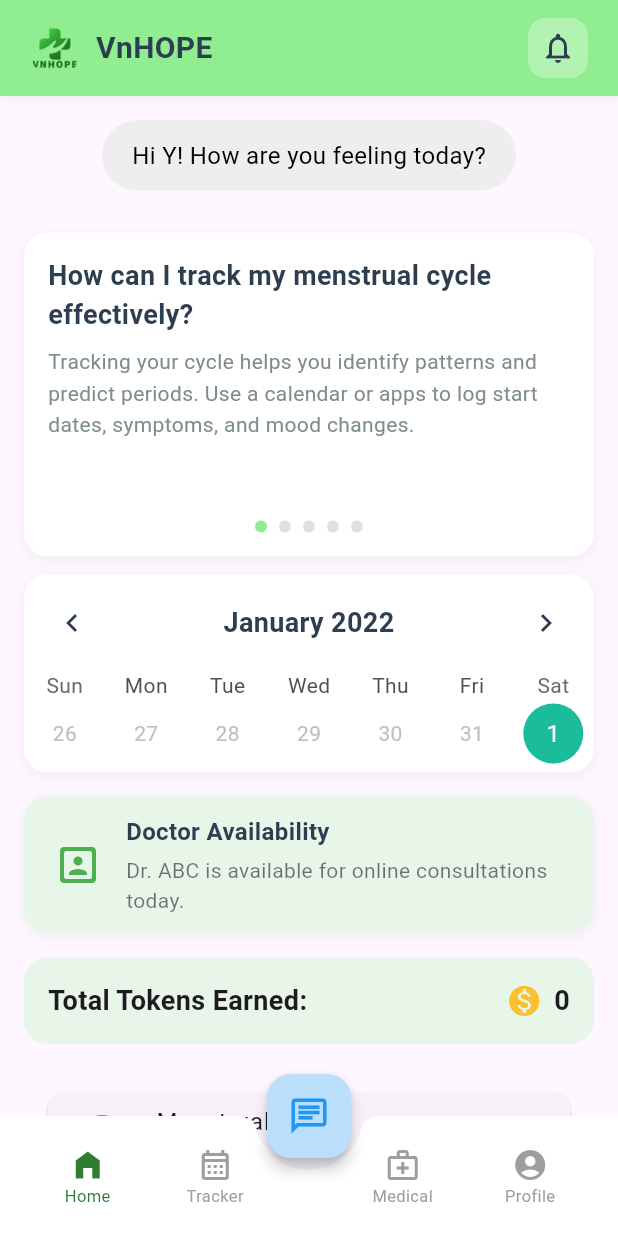
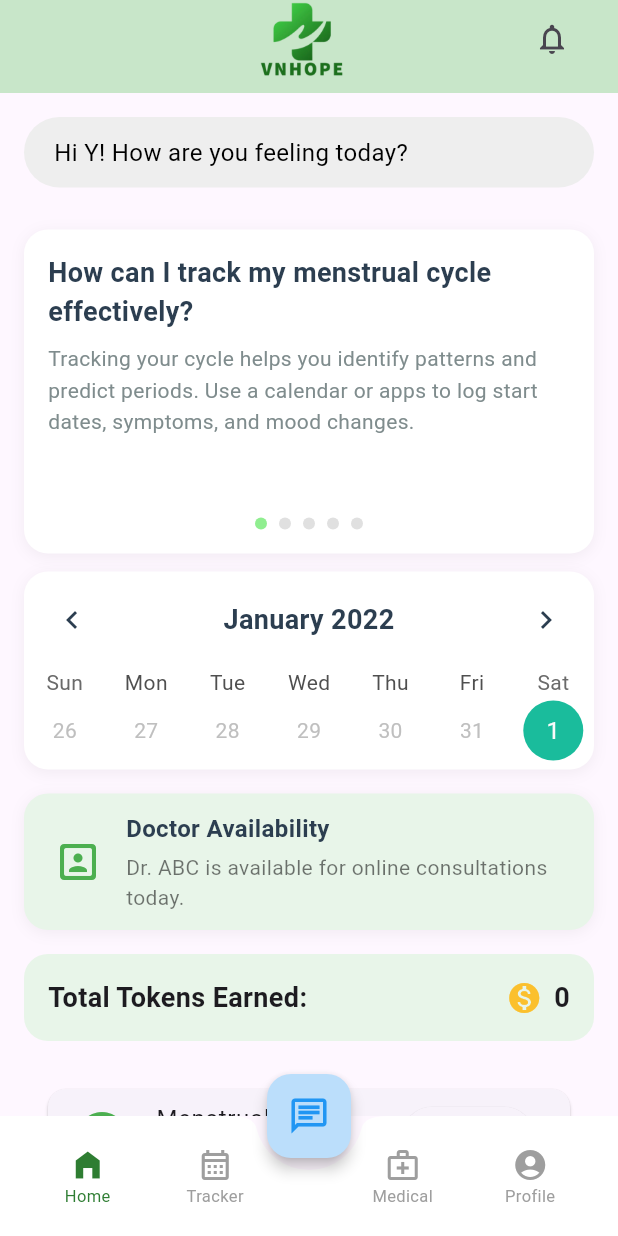
Before and after one commit to VoMinhKhoii/flutter_application_1, a Flutter app: the HomePage screen opened directly, on a phone screen of 412 x 824 dp. Run offline on Flutter 3.47's test engine with Material 3 defaults, Android fonts, the phone set to English and light mode, and no system bars; drawn by our look-alikes of smooth_page_indicator, table_calendar; our stand-ins replace dash_chat_2, shared_preferences, video_player; missing offline and left inert: chat_gpt_sdk; accounts and stored records are empty.

Commit message:
final refine

```diff
--- a/lib/screens/HomePage.dart
+++ b/lib/screens/HomePage.dart
@@ -6,8 +6,6 @@ import 'package:table_calendar/table_calendar.dart';
 import 'EducationalContentBox.dart';
 import 'RewardModule.dart';
 import 'EducationalModule.dart';
-
-
 
 class HomePage extends StatefulWidget {
   const HomePage({Key? key}) : super(key: key);
@@ -19,7 +17,6 @@ class HomePage extends StatefulWidget {
 class _HomePageState extends State<HomePage> {
   int _selectedIndex = 0;
 
-
   void _onItemTapped(int index) {
     setState(() {
       _selectedIndex = index;
@@ -28,10 +25,6 @@ class _HomePageState extends State<HomePage> {
     // Navigate based on index
     switch(index) {
       case 0: // Home
-        // Navigator.push(
-        //   context,
-        //   MaterialPageRoute(builder: (context) => HomePage()),
-        // );
         break;
       case 1: // Tracker
         Navigator.push(
@@ -46,68 +39,60 @@ class _HomePageState extends State<HomePage> {
         );
         break;
       case 3: // Profile
+        // Uncomment and implement ProfilePage when ready
         // Navigator.push(
         //   context,
         //   MaterialPageRoute(builder: (context) => ProfilePage()),
         // );
-        // break;
+        break;
     }
   }
 
   @override
   Widget build(BuildContext context) {
     return Scaffold(
-      body: SafeArea(
-        child: Column(
+      body: Column(
         children: [
           // App Bar
           Container(
-              padding: EdgeInsets.symmetric(horizontal: 20, vertical: 12),
+            padding: EdgeInsets.only(
+              top: MediaQuery.of(context).padding.top,
+              bottom: 0,
+              left: 20,
+              right: 20,
+            ),
             decoration: BoxDecoration(
-                color: Color(0xFF90EE90),
-                boxShadow: [
-                  BoxShadow(
-                    color: Colors.black.withOpacity(0.05),
-                    blurRadius: 4,
-                    offset: Offset(0, 2),
+              color: Colors.green[100]!,
+            ),
+            child: Column(
+              crossAxisAlignment: CrossAxisAlignment.center,
+              children: [
+                Row(
+                  mainAxisAlignment: MainAxisAlignment.spaceBetween,
+                  children: [
+                    const SizedBox(width: 40), // Balance with notification icon width
+                    ClipRRect(
+                      borderRadius: BorderRadius.circular(8),
+                      child: Image.asset('assets/logo.png', height: 52),
+                    ),
+                    IconButton(
+                      icon: const Icon(Icons.notifications_none),
+                      onPressed: () {
+                        // Placeholder for notification button
+                      },
                     ),
                   ],
                 ),
-              child: Row(
-                mainAxisAlignment: MainAxisAlignment.spaceBetween,
-                children: [
-                  Row(
-                    children: [
-                      ClipRRect(
-                        borderRadius: BorderRadius.circular(8),
-                        child: Image.asset('assets/logo.png', height: 28),
-                      ),
-                      SizedBox(width: 10),
-                      Text(
-                        'VnHOPE',
-                        style: TextStyle(
-                          fontSize: 20,
-                          fontWeight: FontWeight.w600,
-                          color: Color(0xFF2C3E50),
-                        ),
-                      ),
-                    ],
-                  ),
-                  Container(
-                    padding: EdgeInsets.all(8),
-                    decoration: BoxDecoration(
-                      color: Colors.white.withOpacity(0.3),
-                      borderRadius: BorderRadius.circular(12),
-                    ),
-                    child: Icon(Icons.notifications_none,
-                      color: Color(0xFF2C3E50),
-                      size: 24,
-                    ),
-                  ),
+                const SizedBox(height: 10),
               ],
             ),
           ),
 
+          // Expanded ListView for Scrollable Content
+          Expanded(
+            child: ListView(
+              padding: EdgeInsets.zero,
+              children: [
                 // Greeting Card
                 Container(
                   margin: EdgeInsets.all(16),
@@ -192,7 +177,7 @@ class _HomePageState extends State<HomePage> {
                   child: Row(
                     children: [
                       Icon(
-                    Icons.portrait_rounded, // Changed to portrait icon
+                        Icons.portrait_rounded,
                         color: Colors.green,
                         size: 32,
                       ),
@@ -227,7 +212,7 @@ class _HomePageState extends State<HomePage> {
                 // Reward Module
                 Container(
                   margin: EdgeInsets.symmetric(horizontal: 16),
-                  child: RewardModule(totalTokens: 0), // Adjusted width
+                  child: RewardModule(totalTokens: 0),
                 ),
 
                 SizedBox(height: 16),
@@ -244,12 +229,11 @@ class _HomePageState extends State<HomePage> {
                 ),
 
                 SizedBox(height: 16),
-
-                      Spacer(),
               ],
             ),
           ),
-
+        ],
+      ),
       floatingActionButton: FloatingActionButton(
         backgroundColor: Colors.blue[100],
         elevation: 4,
@@ -282,65 +266,6 @@ class _HomePageState extends State<HomePage> {
       ),
     );
   }
-
-//             // Bottom Navigation Bar
-//             Container(
-//               padding: EdgeInsets.symmetric(vertical: 16),
-//               decoration: BoxDecoration(
-//                 color: Colors.white,
-//                 boxShadow: [
-//                   BoxShadow(
-//                     color: Colors.black.withOpacity(0.05),
-//                     blurRadius: 8,
-//                     offset: Offset(0, -2),
-//                   ),
-//                 ],
-//               ),
-//               child: Row(
-//                 mainAxisAlignment: MainAxisAlignment.spaceAround,
-//                 children: [
-//                   _buildNavItem(Icons.home_rounded, 'Home', true),
-//                   _buildNavItem(Icons.calendar_today_rounded, 'Period tracker', false),
-//                   _buildNavItem(Icons.video_call_rounded, 'Telemedicine', false),
-//                   _buildNavItem(Icons.person_rounded, 'Profile', false),
-//                 ],
-//               ),
-//             ),
-//           ],
-//         ),
-//       ),
-//     );
-//   }
-
-//   Widget _buildNavItem(IconData icon, String label, bool isSelected) {
-//     return Column(
-//       mainAxisSize: MainAxisSize.min,
-//       children: [
-//         Container(
-//           padding: EdgeInsets.all(12),
-//           decoration: BoxDecoration(
-//             color: isSelected ? Color(0xFF90EE90).withOpacity(0.2) : Colors.transparent,
-//             borderRadius: BorderRadius.circular(12),
-//           ),
-//           child: Icon(
-//             icon,
-//             color: isSelected ? Color(0xFF2C3E50) : Color(0xFF95A5A6),
-//             size: 24,
-//           ),
-//         ),
-//         SizedBox(height: 4),
-//         Text(
-//           label,
-//           style: TextStyle(
-//             fontSize: 12,
-//             fontWeight: isSelected ? FontWeight.w600 : FontWeight.normal,
-//             color: isSelected ? Color(0xFF2C3E50) : Color(0xFF95A5A6),
-//           ),
-//         ),
-//       ],
-//     );
-//   }
-// }
 
   Widget _buildNavItem(IconData icon, String label, Color color, int index) {
     return Expanded(
--- a/lib/screens/TelemedicinePage.dart
+++ b/lib/screens/TelemedicinePage.dart
@@ -50,7 +50,7 @@ class _TelemedicinePageState extends State<TelemedicinePage> {
     return Scaffold(
       appBar: AppBar(
         title: const Text('Telemedicine',
-            style: TextStyle(fontSize: 20, fontWeight: FontWeight.bold, color: Colors.white)),
+            style: TextStyle(fontSize: 20, fontWeight: FontWeight.bold, color: Colors.black)),
         centerTitle: true,
         backgroundColor: Colors.green[100],
       ),
--- a/lib/screens/greeting.dart
+++ b/lib/screens/greeting.dart
@@ -49,7 +49,7 @@ class GreetingPage extends StatelessWidget {
                   color: Colors.teal[700],
                 ),
               ),
-              SizedBox(height: 40),
+              SizedBox(height: 80),
               // Buttons
               ElevatedButton(
                 onPressed: () {
--- a/pubspec.yaml
+++ b/pubspec.yaml
@@ -40,7 +40,6 @@ dependencies:
   firebase_core: ^3.10.1
   video_player: ^2.7.0
   shared_preferences: ^2.3.5
-=======
   # firebase_core: ^3.10.1
   flutter_dotenv: ^5.0.2
   dash_chat_2: ^0.0.21
```
Lines whose indentation alone changed are shown as unchanged.
